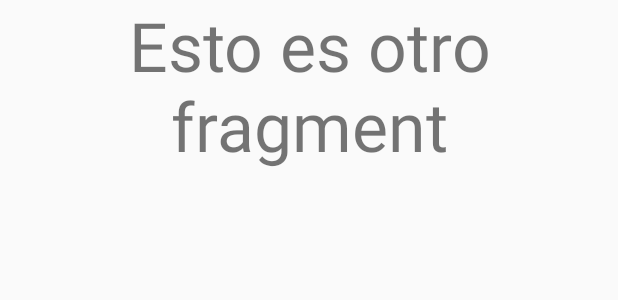
After one commit to Alexander8651/Lybra_app, an Android app: the layout fragment_otro.xml on its own in the app's theme, with its tools: preview values and no code run, on a phone screen of 412 x 824 dp. The commit adds this screen. Shown: the top 300 px of the screen. Run offline under Robolectric (Android 15) with nearby library versions, the light colour scheme and no system bars.

Commit message:
otro fragment

```diff
--- /dev/null
+++ b/app/src/main/res/layout/fragment_otro.xml
@@ -0,0 +1,16 @@
+<?xml version="1.0" encoding="utf-8"?>
+<FrameLayout xmlns:android="http://schemas.android.com/apk/res/android"
+    xmlns:tools="http://schemas.android.com/tools"
+    android:layout_width="match_parent"
+    android:layout_height="match_parent"
+    tools:context=".OtroFragment">
+
+    <!-- TODO: Update blank fragment layout -->
+    <TextView
+        android:layout_width="match_parent"
+        android:layout_height="match_parent"
+        android:textSize="45dp"
+        android:textAlignment="center"
+        android:text="Esto es otro fragment" />
+
+</FrameLayout>
```
Also changed, not shown: app/src/main/java/com/amatai/lybra_app/OtroFragment.kt (added, +59 -0 lines), app/src/main/res/navigation/login_nav_graph.xml (+10 -1 lines).
